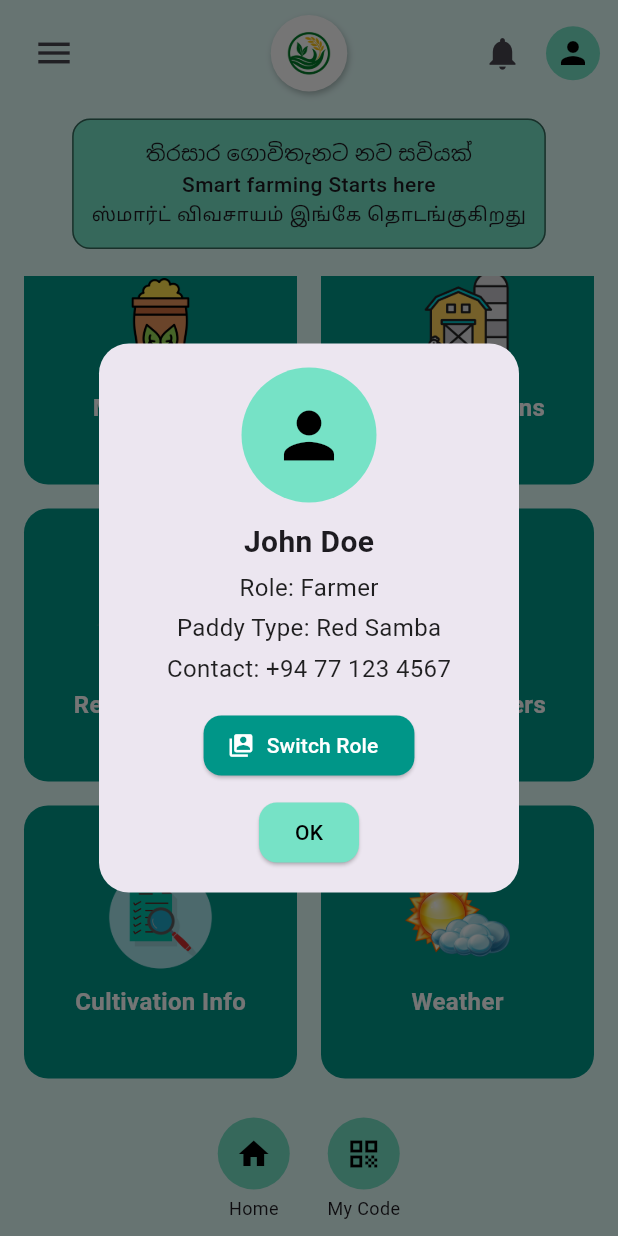
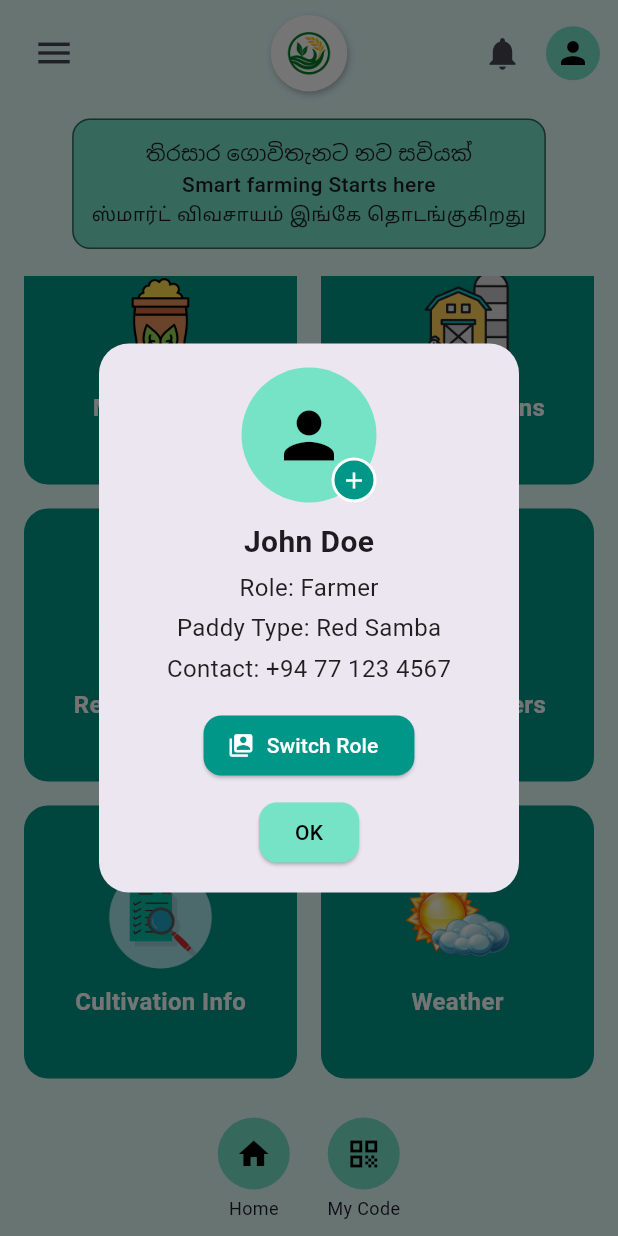
Before and after one commit to ImashD/Mobile---test-3, a Flutter app: the screen it shows after launch, scrolled down 59 dp, after a tap on the "person" icon, on a phone screen of 412 x 824 dp. Run offline on Flutter 3.47's test engine with Material 3 defaults, Android fonts, the phone set to English and light mode, and no system bars; our stand-ins replace firebase_auth, firebase_core, google_maps_flutter, image_picker, intl_phone_field; accounts and stored records are empty.

```diff
--- a/lib/dashboard_screen.dart
+++ b/lib/dashboard_screen.dart
@@ -1,8 +1,18 @@
+import 'dart:io';
 import 'package:flutter/material.dart';
 import 'package:url_launcher/url_launcher.dart';
+import 'package:image_picker/image_picker.dart';
 
-class DashboardScreen extends StatelessWidget {
+class DashboardScreen extends StatefulWidget {
   const DashboardScreen({super.key});
+
+  @override
+  State<DashboardScreen> createState() => _DashboardScreenState();
+}
+
+class _DashboardScreenState extends State<DashboardScreen> {
+  final ImagePicker _picker = ImagePicker();
+  File? _profileImage; // Stores the user's profile photo
 
   @override
   Widget build(BuildContext context) {
@@ -61,10 +71,20 @@ class DashboardScreen extends StatelessWidget {
                           onTap: () {
                             _showProfileDialog(context);
                           },
-                          child: const CircleAvatar(
+                          child: CircleAvatar(
                             radius: 18,
-                            backgroundColor: Color.fromARGB(255, 118, 226, 198),
-                            child: Icon(Icons.person, color: Colors.black),
+                            backgroundColor: const Color.fromARGB(
+                              255,
+                              118,
+                              226,
+                              198,
+                            ),
+                            backgroundImage: _profileImage != null
+                                ? FileImage(_profileImage!)
+                                : null,
+                            child: _profileImage == null
+                                ? const Icon(Icons.person, color: Colors.black)
+                                : null,
                           ),
                         ),
                       ],
@@ -264,9 +284,7 @@ class DashboardScreen extends StatelessWidget {
                   fontWeight: FontWeight.bold,
                 ),
               ),
-              onTap: () {
-                Navigator.pushReplacementNamed(context, "/register");
-              },
+              onTap: () => Navigator.pushReplacementNamed(context, "/register"),
             ),
           ),
         ],
@@ -338,11 +356,25 @@ class DashboardScreen extends StatelessWidget {
     );
   }
 
-  // Profile Dialog
+  // Profile Dialog with plus sign
   void _showProfileDialog(BuildContext context) {
     showDialog(
       context: context,
       builder: (ctx) {
+        return StatefulBuilder(
+          builder: (ctx, setState) {
+            Future<void> _pickProfileImage() async {
+              final pickedFile = await _picker.pickImage(
+                source: ImageSource.gallery,
+              );
+              if (pickedFile != null) {
+                setState(() {
+                  _profileImage = File(pickedFile.path);
+                });
+                this.setState(() {}); // Update dashboard avatar immediately
+              }
+            }
+
             return Dialog(
               shape: RoundedRectangleBorder(
                 borderRadius: BorderRadius.circular(20),
@@ -352,15 +384,54 @@ class DashboardScreen extends StatelessWidget {
                 child: Column(
                   mainAxisSize: MainAxisSize.min,
                   children: [
-                const CircleAvatar(
+                    Stack(
+                      children: [
+                        CircleAvatar(
                           radius: 45,
-                  backgroundColor: Color(0xFF76E2C6),
-                  child: Icon(Icons.person, size: 50, color: Colors.black),
+                          backgroundColor: const Color(0xFF76E2C6),
+                          backgroundImage: _profileImage != null
+                              ? FileImage(_profileImage!)
+                              : null,
+                          child: _profileImage == null
+                              ? const Icon(
+                                  Icons.person,
+                                  size: 50,
+                                  color: Colors.black,
+                                )
+                              : null,
+                        ),
+                        Positioned(
+                          bottom: 0,
+                          right: 0,
+                          child: GestureDetector(
+                            onTap: _pickProfileImage,
+                            child: Container(
+                              decoration: BoxDecoration(
+                                color: Colors.teal,
+                                shape: BoxShape.circle,
+                                border: Border.all(
+                                  color: Colors.white,
+                                  width: 2,
+                                ),
+                              ),
+                              padding: const EdgeInsets.all(4),
+                              child: const Icon(
+                                Icons.add,
+                                color: Colors.white,
+                                size: 18,
+                              ),
+                            ),
+                          ),
+                        ),
+                      ],
                     ),
                     const SizedBox(height: 12),
                     const Text(
                       "John Doe",
-                  style: TextStyle(fontSize: 20, fontWeight: FontWeight.bold),
+                      style: TextStyle(
+                        fontSize: 20,
+                        fontWeight: FontWeight.bold,
+                      ),
                     ),
                     const SizedBox(height: 4),
                     const Text(
@@ -385,7 +456,10 @@ class DashboardScreen extends StatelessWidget {
                           borderRadius: BorderRadius.circular(12),
                         ),
                       ),
-                  icon: const Icon(Icons.switch_account, color: Colors.white),
+                      icon: const Icon(
+                        Icons.switch_account,
+                        color: Colors.white,
+                      ),
                       label: const Text(
                         "Switch Role",
                         style: TextStyle(color: Colors.white),
@@ -412,6 +486,8 @@ class DashboardScreen extends StatelessWidget {
                   ],
                 ),
               ),
+            );
+          },
         );
       },
     );
```
Lines whose indentation alone changed are shown as unchanged.
